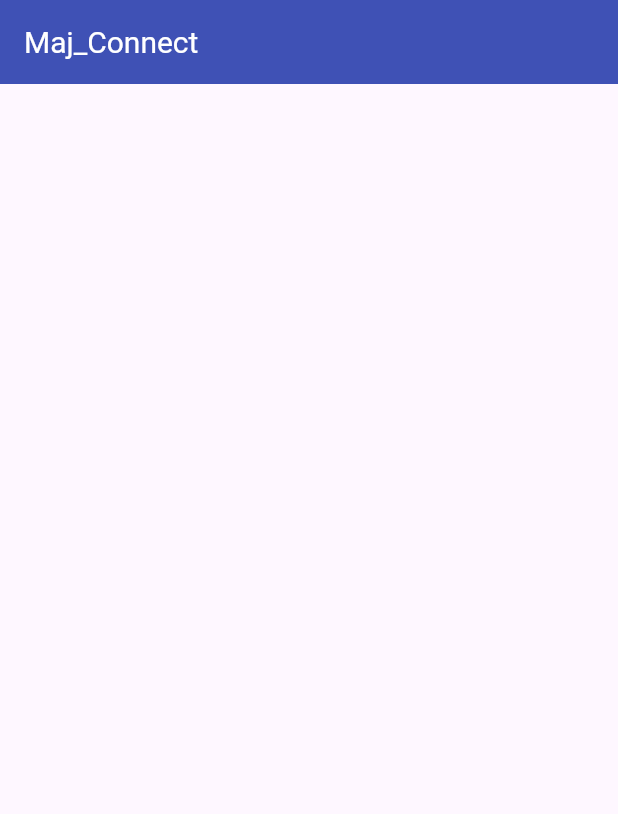
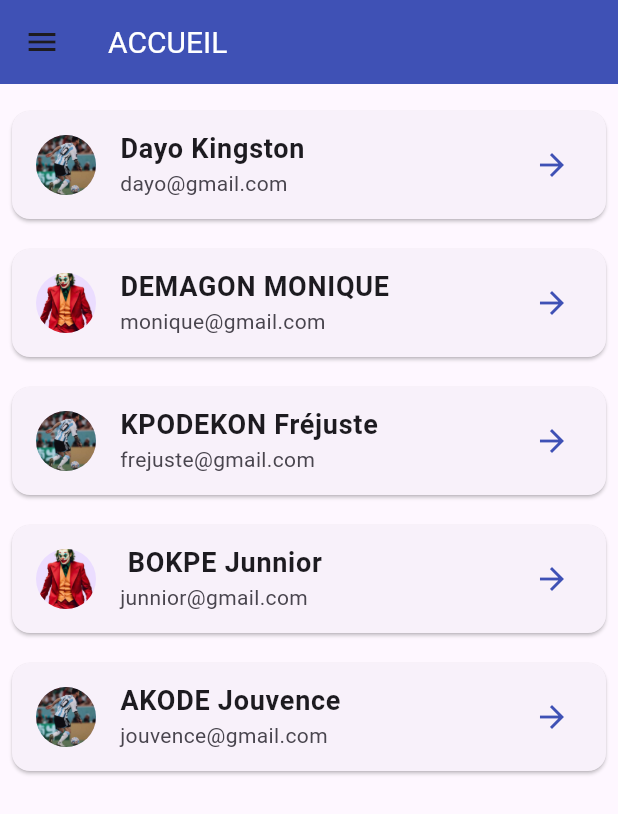
Before and after one commit to DEMAGNON/maj_connect, a Flutter app: the AccueilPage screen opened directly, on a phone screen of 412 x 824 dp. Shown: the top 814 px of the screen. Run offline on Flutter 3.47's test engine with Material 3 defaults, Android fonts, the phone set to English and light mode, and no system bars.

Commit message:
`Version 1 Mise a jour

```diff
--- a/lib/accueil.dart
+++ b/lib/accueil.dart
@@ -9,13 +9,119 @@ class AccueilPage extends StatefulWidget {
 }
 
 class _AccueilPageState extends State<AccueilPage> {
+  // Liste d'exemple de personnes
+  final List<Map<String, String>> people = [
+    {
+      'name': 'Dayo Kingston',
+      'email': 'dayo@gmail.com',
+      'profilePic': 'assets/images/messi.png', // Remplacez ceci par votre propre chemin d'image
+    },
+    {
+      'name': 'DEMAGON MONIQUE',
+      'email': 'monique@gmail.com',
+      'profilePic': 'assets/images/joker.png', // Remplacez ceci par votre propre chemin d'image
+    },
+    {
+      'name': 'KPODEKON Fréjuste',
+      'email': 'frejuste@gmail.com',
+      'profilePic': 'assets/images/messi.png', // Remplacez ceci par votre propre chemin d'image
+    },
+     {
+      'name': ' BOKPE Junnior',
+      'email': 'junnior@gmail.com',
+      'profilePic': 'assets/images/joker.png', // Remplacez ceci par votre propre chemin d'image
+    },
+     {
+      'name': 'AKODE Jouvence',
+      'email': 'jouvence@gmail.com',
+      'profilePic': 'assets/images/messi.png', // Remplacez ceci par votre propre chemin d'image
+    },
+    // Ajoutez autant de personnes que vous souhaitez
+  ];
+
   @override
   Widget build(BuildContext context) {
     return Scaffold(
       appBar: AppBar(
         backgroundColor: Colors.indigo,
-        title: const Text("Maj_Connect",
-          style: TextStyle(color:Colors.white, fontSize: 20),),
+        title: const Text(
+          "ACCUEIL",
+          style: TextStyle(color: Colors.white, fontSize: 20),
+        ),
+      ),
+      // Menu hamburger
+      drawer: Drawer(
+        child: ListView(
+          padding: EdgeInsets.zero,
+          children: [
+            UserAccountsDrawerHeader(
+              decoration: BoxDecoration(
+                color: Colors.indigo,
+              ),
+              accountName: Text('Dayo Kingston', style: TextStyle(color: Colors.white, fontSize: 18)),
+              accountEmail: Text('dayo@example.com', style: TextStyle(color: Colors.white)),
+              currentAccountPicture: CircleAvatar(
+                backgroundColor: Colors.white,
+                child: Icon(Icons.person, color: Colors.indigo),
+              ),
+            ),
+            // Menu items
+            ListTile(
+              leading: Icon(Icons.person, color: Colors.indigo),
+              title: Text('Profile'),
+              onTap: () {
+                // Navigate to Profile page
+              },
+            ),
+            ListTile(
+              leading: Icon(Icons.message, color: Colors.indigo),
+              title: Text('Messages'),
+              onTap: () {
+                // Navigate to Messages page
+              },
+            ),
+            ListTile(
+              leading: Icon(Icons.notifications, color: Colors.indigo),
+              title: Text('Notifications'),
+              onTap: () {
+                // Navigate to Notifications page
+              },
+            ),
+            ListTile(
+              leading: Icon(Icons.settings, color: Colors.indigo),
+              title: Text('Settings'),
+              onTap: () {
+                // Navigate to Settings page
+              },
+            ),
+          ],
+        ),
+      ),
+      body: Padding(
+        padding: const EdgeInsets.all(8.0),
+        child: ListView.builder(
+          itemCount: people.length,
+          itemBuilder: (context, index) {
+            return Card(
+              margin: const EdgeInsets.symmetric(vertical: 10),
+              child: ListTile(
+                leading: CircleAvatar(
+                  backgroundImage: AssetImage(people[index]['profilePic']!),
+                  // Remplacez le chemin par votre propre image
+                ),
+                title: Text(
+                  people[index]['name']!,
+                  style: TextStyle(fontSize: 18, fontWeight: FontWeight.bold),
+                ),
+                subtitle: Text(people[index]['email']!),
+                trailing: Icon(Icons.arrow_forward, color: Colors.indigo),
+                onTap: () {
+                  // Action lors du clic sur une personne (afficher plus d'infos ou naviguer)
+                },
+              ),
+            );
+          },
+        ),
       ),
     );
   }
--- a/lib/main.dart
+++ b/lib/main.dart
@@ -1,4 +1,5 @@
 import 'package:flutter/material.dart';
+import 'package:maj_connect/authentification.dart';
 
 import 'accueil.dart';
 
@@ -17,7 +18,7 @@
         colorScheme: ColorScheme.fromSeed(seedColor: Colors.deepPurple),
         useMaterial3: true,
       ),
-      home: const AccueilPage(),
+      home: const Authentification(),
     );
   }
 }
--- a/pubspec.yaml
+++ b/pubspec.yaml
@@ -59,8 +59,8 @@ flutter:
   uses-material-design: true
 
   # To add assets to your application, add an assets section, like this:
-  # assets:
-  #   - images/a_dot_burr.jpeg
+  assets:
+   - assets/images/
   #   - images/a_dot_ham.jpeg
 
   # An image asset can refer to one or more resolution-specific "variants", see
```
Also changed, not shown: lib/authentification.dart (+83 -38 lines), assets/images/joker.png (added), assets/images/messi.png (added).
